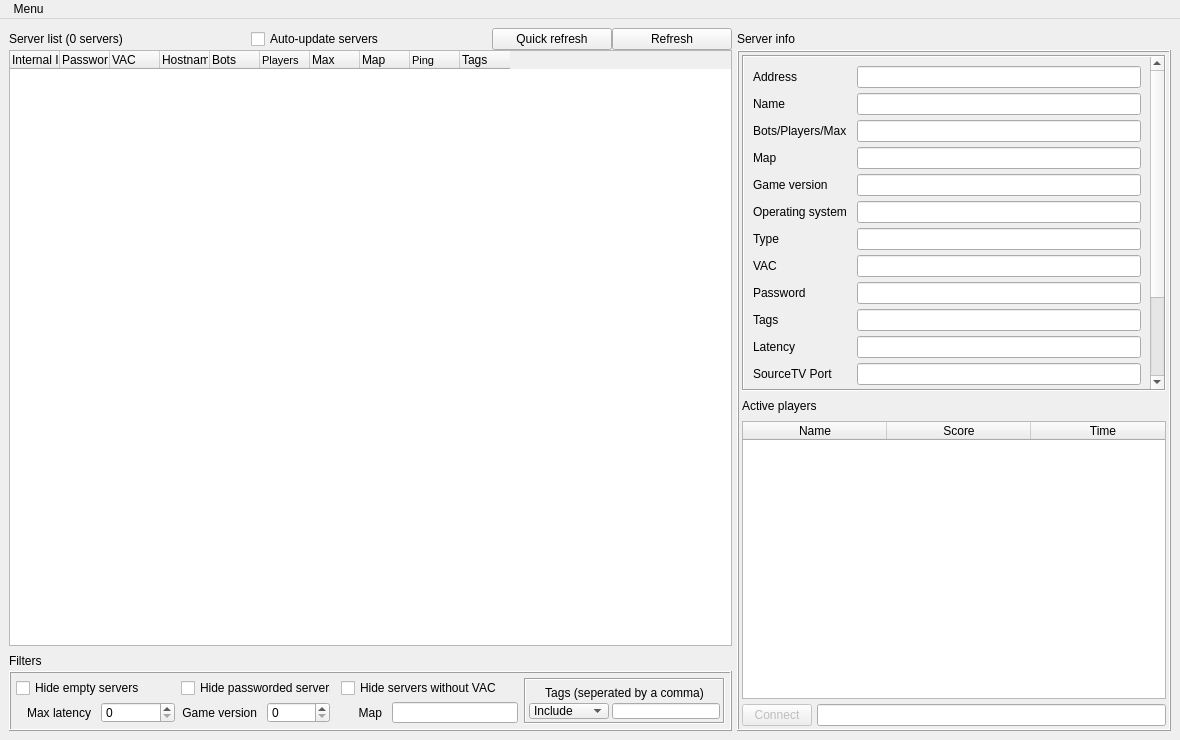
Old version of the form mainwindow.ui in the repository TheRatest/of-server-browser.
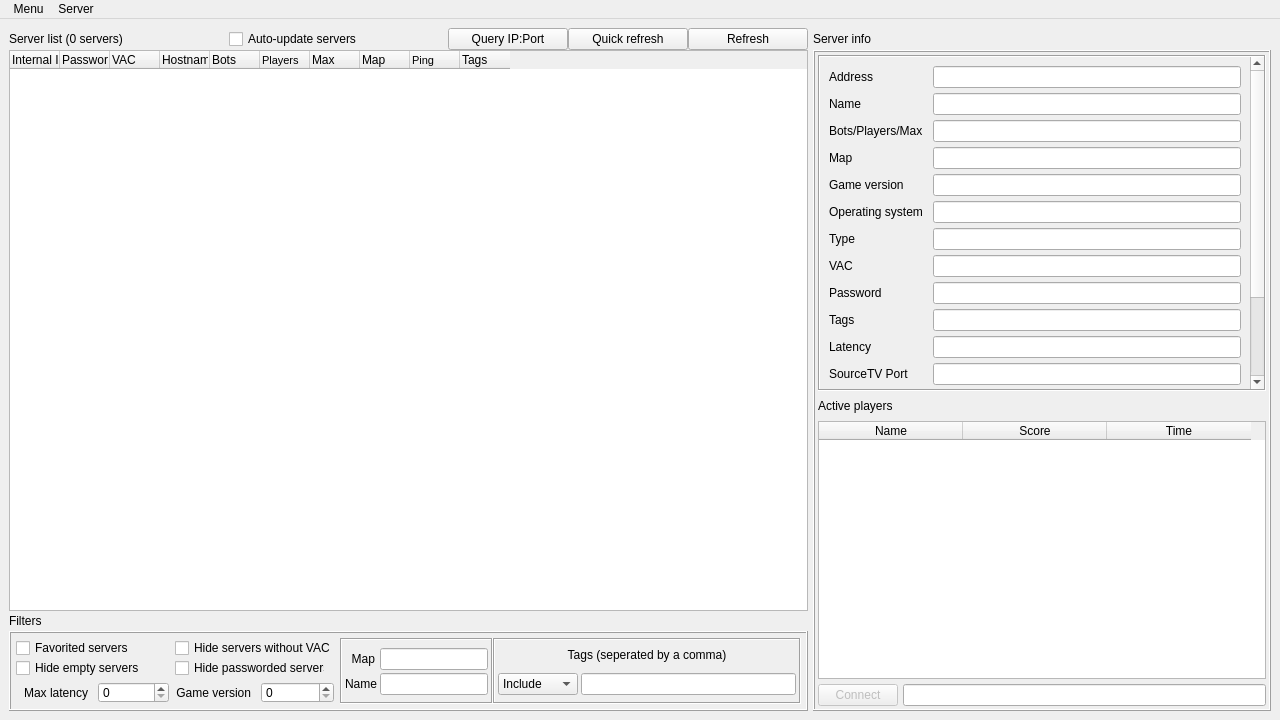
New version of the form. Icons and pictures are not drawn.

```diff
--- a/mainwindow.ui
+++ b/mainwindow.ui
@@ -6,8 +6,8 @@
    <rect>
     <x>0</x>
     <y>0</y>
-    <width>1180</width>
-    <height>740</height>
+    <width>1280</width>
+    <height>720</height>
    </rect>
   </property>
   <property name="sizePolicy">
@@ -63,427 +63,46 @@
    <property name="layoutDirection">
     <enum>Qt::LeftToRight</enum>
    </property>
-   <layout class="QGridLayout" name="gridLayout" rowstretch="1,60,0,1,30" columnstretch="60,0,36">
+   <layout class="QGridLayout" name="gridLayout" rowstretch="1,0,0,0,0" columnstretch="60,0,0,0">
     <property name="sizeConstraint">
      <enum>QLayout::SetDefaultConstraint</enum>
     </property>
     <property name="spacing">
      <number>0</number>
     </property>
-    <item row="4" column="0">
-     <widget class="QFrame" name="frameFilters">
-      <property name="minimumSize">
-       <size>
-        <width>470</width>
-        <height>60</height>
-       </size>
-      </property>
-      <property name="maximumSize">
-       <size>
-        <width>16777215</width>
-        <height>60</height>
-       </size>
-      </property>
-      <property name="frameShape">
-       <enum>QFrame::Box</enum>
-      </property>
-      <property name="frameShadow">
-       <enum>QFrame::Raised</enum>
-      </property>
-      <layout class="QGridLayout" name="gridLayout_3" columnstretch="1,0,0,0,0,0,0,0,0,0">
-       <property name="leftMargin">
-        <number>5</number>
-       </property>
-       <property name="topMargin">
-        <number>5</number>
-       </property>
-       <property name="rightMargin">
-        <number>5</number>
-       </property>
-       <property name="bottomMargin">
-        <number>5</number>
-       </property>
-       <property name="spacing">
-        <number>0</number>
-       </property>
-       <item row="1" column="2">
-        <spacer name="verticalSpacer_2">
-         <property name="locale">
-          <locale language="English" country="UnitedStates"/>
-         </property>
-         <property name="orientation">
-          <enum>Qt::Vertical</enum>
-         </property>
-         <property name="sizeType">
-          <enum>QSizePolicy::Fixed</enum>
-         </property>
-         <property name="sizeHint" stdset="0">
-          <size>
-           <width>10</width>
-           <height>3</height>
-          </size>
-         </property>
-        </spacer>
-       </item>
-       <item row="0" column="2">
-        <widget class="QCheckBox" name="checkHidePassworded">
-         <property name="minimumSize">
-          <size>
-           <width>45</width>
-           <height>20</height>
-          </size>
-         </property>
-         <property name="maximumSize">
-          <size>
-           <width>150</width>
-           <height>16777215</height>
-          </size>
-         </property>
-         <property name="locale">
-          <locale language="English" country="UnitedStates"/>
-         </property>
-         <property name="text">
-          <string>Hide passworded servers</string>
-         </property>
-        </widget>
-       </item>
-       <item row="0" column="0">
-        <widget class="QCheckBox" name="checkHideEmpty">
-         <property name="minimumSize">
-          <size>
-           <width>45</width>
-           <height>20</height>
-          </size>
-         </property>
-         <property name="maximumSize">
-          <size>
-           <width>160</width>
-           <height>16777215</height>
-          </size>
-         </property>
-         <property name="locale">
-          <locale language="English" country="UnitedStates"/>
-         </property>
-         <property name="text">
-          <string>Hide empty servers</string>
-         </property>
-        </widget>
-       </item>
-       <item row="0" column="8" rowspan="3">
-        <spacer name="horizontalSpacer_4">
-         <property name="locale">
-          <locale language="English" country="UnitedStates"/>
-         </property>
-         <property name="orientation">
-          <enum>Qt::Horizontal</enum>
-         </property>
-         <property name="sizeType">
-          <enum>QSizePolicy::Fixed</enum>
-         </property>
-         <property name="sizeHint" stdset="0">
-          <size>
-           <width>5</width>
-           <height>10</height>
-          </size>
-         </property>
-        </spacer>
-       </item>
-       <item row="2" column="0">
-        <layout class="QHBoxLayout" name="horizontalLayout_3">
-         <property name="spacing">
-          <number>10</number>
-         </property>
-         <property name="leftMargin">
-          <number>1</number>
-         </property>
-         <property name="topMargin">
-          <number>1</number>
-         </property>
-         <property name="rightMargin">
-          <number>1</number>
-         </property>
-         <property name="bottomMargin">
-          <number>1</number>
-         </property>
-         <item>
-          <widget class="QLabel" name="labelLatency">
-           <property name="minimumSize">
-            <size>
-             <width>40</width>
-             <height>20</height>
-            </size>
-           </property>
-           <property name="maximumSize">
-            <size>
-             <width>80</width>
-             <height>16777215</height>
-            </size>
-           </property>
-           <property name="locale">
-            <locale language="English" country="UnitedStates"/>
-           </property>
-           <property name="text">
-            <string>Max latency</string>
-           </property>
-           <property name="textFormat">
-            <enum>Qt::AutoText</enum>
-           </property>
-           <property name="scaledContents">
-            <bool>false</bool>
-           </property>
-           <property name="alignment">
-            <set>Qt::AlignRight|Qt::AlignTrailing|Qt::AlignVCenter</set>
-           </property>
-          </widget>
-         </item>
-         <item>
-          <widget class="QSpinBox" name="spinMaxLatency">
-           <property name="locale">
-            <locale language="English" country="UnitedStates"/>
-           </property>
-           <property name="maximum">
-            <number>1000</number>
-           </property>
-           <property name="singleStep">
-            <number>25</number>
-           </property>
-           <property name="value">
-            <number>0</number>
-           </property>
-          </widget>
-         </item>
-        </layout>
-       </item>
-       <item row="0" column="1" rowspan="3">
-        <spacer name="horizontalSpacer_5">
-         <property name="locale">
-          <locale language="English" country="UnitedStates"/>
-         </property>
-         <property name="orientation">
-          <enum>Qt::Horizontal</enum>
-         </property>
-         <property name="sizeType">
-          <enum>QSizePolicy::Fixed</enum>
-         </property>
-         <property name="sizeHint" stdset="0">
-          <size>
-           <width>5</width>
-           <height>20</height>
-          </size>
-         </property>
-        </spacer>
-       </item>
-       <item row="1" column="0">
-        <spacer name="verticalSpacer_3">
-         <property name="locale">
-          <locale language="English" country="UnitedStates"/>
-         </property>
-         <property name="orientation">
-          <enum>Qt::Vertical</enum>
-         </property>
-         <property name="sizeType">
-          <enum>QSizePolicy::Fixed</enum>
-         </property>
-         <property name="sizeHint" stdset="0">
-          <size>
-           <width>10</width>
-           <height>3</height>
-          </size>
-         </property>
-        </spacer>
-       </item>
-       <item row="0" column="6" rowspan="3">
-        <spacer name="horizontalSpacer_2">
-         <property name="locale">
-          <locale language="English" country="UnitedStates"/>
-         </property>
-         <property name="orientation">
-          <enum>Qt::Horizontal</enum>
-         </property>
-         <property name="sizeType">
-          <enum>QSizePolicy::Fixed</enum>
-         </property>
-         <property name="sizeHint" stdset="0">
-          <size>
-           <width>10</width>
-           <height>20</height>
-          </size>
-         </property>
-        </spacer>
-       </item>
-       <item row="2" column="2">
-        <layout class="QHBoxLayout" name="horizontalLayout_2">
-         <property name="spacing">
-          <number>10</number>
-         </property>
-         <property name="leftMargin">
-          <number>1</number>
-         </property>
-         <property name="topMargin">
-          <number>1</number>
-         </property>
-         <property name="rightMargin">
-          <number>1</number>
-         </property>
-         <property name="bottomMargin">
-          <number>1</number>
-         </property>
-         <item>
-          <widget class="QLabel" name="labelLatency_3">
-           <property name="minimumSize">
-            <size>
-             <width>70</width>
-             <height>20</height>
-            </size>
-           </property>
-           <property name="maximumSize">
-            <size>
-             <width>80</width>
-             <height>16777215</height>
-            </size>
-           </property>
-           <property name="locale">
-            <locale language="English" country="UnitedStates"/>
-           </property>
-           <property name="text">
-            <string>Game version</string>
-           </property>
-           <property name="textFormat">
-            <enum>Qt::AutoText</enum>
-           </property>
-           <property name="scaledContents">
-            <bool>false</bool>
-           </property>
-           <property name="alignment">
-            <set>Qt::AlignRight|Qt::AlignTrailing|Qt::AlignVCenter</set>
-           </property>
-          </widget>
-         </item>
-         <item>
-          <widget class="QSpinBox" name="spinGameVersion">
-           <property name="locale">
-            <locale language="English" country="UnitedStates"/>
-           </property>
-          </widget>
-         </item>
-        </layout>
-       </item>
-       <item row="0" column="9" rowspan="3">
-        <widget class="QFrame" name="frameTags">
-         <property name="minimumSize">
-          <size>
-           <width>165</width>
-           <height>42</height>
-          </size>
-         </property>
-         <property name="maximumSize">
-          <size>
-           <width>9999999</width>
-           <height>16777215</height>
-          </size>
-         </property>
-         <property name="locale">
-          <locale language="English" country="UnitedStates"/>
-         </property>
-         <property name="frameShape">
-          <enum>QFrame::Box</enum>
-         </property>
-         <property name="frameShadow">
-          <enum>QFrame::Sunken</enum>
-         </property>
-         <layout class="QGridLayout" name="gridLayout_2" rowminimumheight="20,30" columnminimumwidth="80,100">
-          <property name="leftMargin">
-           <number>3</number>
-          </property>
-          <property name="topMargin">
-           <number>3</number>
-          </property>
-          <property name="rightMargin">
-           <number>3</number>
-          </property>
-          <property name="bottomMargin">
-           <number>3</number>
-          </property>
-          <property name="spacing">
-           <number>3</number>
-          </property>
-          <item row="1" column="1">
-           <widget class="QLineEdit" name="inputTags">
-            <property name="locale">
-             <locale language="English" country="UnitedStates"/>
-            </property>
-           </widget>
-          </item>
-          <item row="1" column="0">
-           <widget class="QComboBox" name="comboTags">
-            <property name="locale">
-             <locale language="English" country="UnitedStates"/>
-            </property>
-            <item>
-             <property name="text">
-              <string>Include</string>
-             </property>
-            </item>
-            <item>
-             <property name="text">
-              <string>Exclude</string>
-             </property>
-            </item>
-           </widget>
-          </item>
           <item row="0" column="0" colspan="2">
-           <widget class="QLabel" name="labelTags">
-            <property name="minimumSize">
-             <size>
-              <width>160</width>
-              <height>20</height>
-             </size>
-            </property>
+     <layout class="QHBoxLayout" name="horizontalLayout">
+      <item>
+       <widget class="QLabel" name="labelServers">
             <property name="locale">
              <locale language="English" country="UnitedStates"/>
             </property>
             <property name="text">
-             <string>Tags (seperated by a comma)</string>
-            </property>
-            <property name="alignment">
-             <set>Qt::AlignCenter</set>
-            </property>
-           </widget>
-          </item>
-         </layout>
-         <zorder>labelTags</zorder>
-         <zorder>inputTags</zorder>
-         <zorder>comboTags</zorder>
-        </widget>
-       </item>
-       <item row="2" column="7">
-        <layout class="QHBoxLayout" name="horizontalLayout_4">
-         <property name="spacing">
-          <number>10</number>
-         </property>
-         <property name="leftMargin">
-          <number>1</number>
-         </property>
-         <property name="topMargin">
-          <number>1</number>
-         </property>
-         <property name="rightMargin">
-          <number>1</number>
-         </property>
-         <property name="bottomMargin">
-          <number>1</number>
-         </property>
+         <string>Server list (0 servers)</string>
+        </property>
+       </widget>
+      </item>
+      <item>
+       <widget class="QCheckBox" name="checkAutoRefresh">
+        <property name="locale">
+         <locale language="English" country="UnitedStates"/>
+        </property>
+        <property name="text">
+         <string>Auto-update servers</string>
+        </property>
+        <property name="checked">
+         <bool>false</bool>
+        </property>
+        <property name="tristate">
+         <bool>false</bool>
+        </property>
+       </widget>
+      </item>
          <item>
-          <widget class="QLabel" name="labelMap">
-           <property name="minimumSize">
-            <size>
-             <width>40</width>
-             <height>0</height>
-            </size>
-           </property>
+       <widget class="QPushButton" name="buttonQueryIP">
            <property name="maximumSize">
             <size>
-             <width>80</width>
+          <width>120</width>
              <height>16777215</height>
             </size>
            </property>
@@ -491,66 +110,92 @@
             <locale language="English" country="UnitedStates"/>
            </property>
            <property name="text">
-            <string>Map</string>
-           </property>
-           <property name="textFormat">
-            <enum>Qt::AutoText</enum>
-           </property>
-           <property name="scaledContents">
-            <bool>false</bool>
-           </property>
-           <property name="alignment">
-            <set>Qt::AlignRight|Qt::AlignTrailing|Qt::AlignVCenter</set>
-           </property>
+         <string>Query IP:Port</string>
+        </property>
+       </widget>
+      </item>
+      <item>
+       <widget class="QPushButton" name="buttonQuickRefresh">
+        <property name="maximumSize">
+         <size>
+          <width>120</width>
+          <height>16777215</height>
+         </size>
+        </property>
+        <property name="toolTip">
+         <string>Updates existing servers' info</string>
+        </property>
+        <property name="locale">
+         <locale language="English" country="UnitedStates"/>
+        </property>
+        <property name="text">
+         <string>Quick refresh</string>
+        </property>
           </widget>
          </item>
          <item>
-          <widget class="QLineEdit" name="inputMap">
-           <property name="minimumSize">
-            <size>
-             <width>60</width>
-             <height>20</height>
-            </size>
+       <widget class="QPushButton" name="buttonRefresh">
+        <property name="enabled">
+         <bool>true</bool>
            </property>
            <property name="maximumSize">
             <size>
-             <width>150</width>
+          <width>120</width>
              <height>16777215</height>
             </size>
            </property>
            <property name="locale">
             <locale language="English" country="UnitedStates"/>
            </property>
+        <property name="text">
+         <string>Refresh</string>
+        </property>
           </widget>
          </item>
         </layout>
        </item>
-       <item row="0" column="7">
-        <widget class="QCheckBox" name="checkHideInsecure">
+    <item row="0" column="3">
+     <widget class="QLabel" name="labelServerInfo">
          <property name="minimumSize">
           <size>
-           <width>45</width>
+        <width>0</width>
            <height>20</height>
           </size>
          </property>
          <property name="maximumSize">
           <size>
-           <width>160</width>
-           <height>16777215</height>
+        <width>16777215</width>
+        <height>20</height>
           </size>
          </property>
          <property name="locale">
           <locale language="English" country="UnitedStates"/>
          </property>
          <property name="text">
-          <string>Hide servers without VAC</string>
+       <string>Server info</string>
          </property>
         </widget>
        </item>
-      </layout>
-     </widget>
+    <item row="1" column="2" rowspan="2">
+     <spacer name="horizontalSpacer">
+      <property name="locale">
+       <locale language="English" country="UnitedStates"/>
+      </property>
+      <property name="orientation">
+       <enum>Qt::Horizontal</enum>
+      </property>
+      <property name="sizeType">
+       <enum>QSizePolicy::Fixed</enum>
+      </property>
+      <property name="sizeHint" stdset="0">
+       <size>
+        <width>5</width>
+        <height>603</height>
+       </size>
+      </property>
+     </spacer>
     </item>
-    <item row="1" column="2" rowspan="4">
+    <item row="1" column="3" rowspan="4">
      <widget class="QFrame" name="frameServerInfo">
       <property name="minimumSize">
        <size>
@@ -714,7 +359,7 @@
            <rect>
             <x>0</x>
             <y>0</y>
-            <width>406</width>
+            <width>416</width>
             <height>477</height>
            </rect>
           </property>
@@ -1160,7 +805,29 @@
       </layout>
      </widget>
     </item>
-    <item row="1" column="0">
+    <item row="3" column="0" colspan="2">
+     <widget class="QLabel" name="labelFilters">
+      <property name="minimumSize">
+       <size>
+        <width>0</width>
+        <height>20</height>
+       </size>
+      </property>
+      <property name="maximumSize">
+       <size>
+        <width>16777215</width>
+        <height>20</height>
+       </size>
+      </property>
+      <property name="locale">
+       <locale language="English" country="UnitedStates"/>
+      </property>
+      <property name="text">
+       <string>Filters</string>
+      </property>
+     </widget>
+    </item>
+    <item row="2" column="0">
      <widget class="QTableWidget" name="tableServers">
       <property name="minimumSize">
        <size>
@@ -1302,8 +969,101 @@
       </column>
      </widget>
     </item>
-    <item row="2" column="0">
-     <spacer name="verticalSpacer">
+    <item row="4" column="0" colspan="2">
+     <widget class="QFrame" name="frameFilters">
+      <property name="minimumSize">
+       <size>
+        <width>470</width>
+        <height>80</height>
+       </size>
+      </property>
+      <property name="maximumSize">
+       <size>
+        <width>16777215</width>
+        <height>80</height>
+       </size>
+      </property>
+      <property name="frameShape">
+       <enum>QFrame::Box</enum>
+      </property>
+      <property name="frameShadow">
+       <enum>QFrame::Raised</enum>
+      </property>
+      <layout class="QGridLayout" name="gridLayout_3" columnstretch="1,0,0,0,0,0,0,0,0,2">
+       <property name="leftMargin">
+        <number>5</number>
+       </property>
+       <property name="topMargin">
+        <number>5</number>
+       </property>
+       <property name="rightMargin">
+        <number>5</number>
+       </property>
+       <property name="bottomMargin">
+        <number>5</number>
+       </property>
+       <property name="spacing">
+        <number>0</number>
+       </property>
+       <item row="3" column="2">
+        <layout class="QHBoxLayout" name="horizontalLayout_2">
+         <property name="spacing">
+          <number>10</number>
+         </property>
+         <property name="leftMargin">
+          <number>1</number>
+         </property>
+         <property name="topMargin">
+          <number>1</number>
+         </property>
+         <property name="rightMargin">
+          <number>1</number>
+         </property>
+         <property name="bottomMargin">
+          <number>1</number>
+         </property>
+         <item>
+          <widget class="QLabel" name="labelLatency_3">
+           <property name="minimumSize">
+            <size>
+             <width>70</width>
+             <height>20</height>
+            </size>
+           </property>
+           <property name="maximumSize">
+            <size>
+             <width>80</width>
+             <height>16777215</height>
+            </size>
+           </property>
+           <property name="locale">
+            <locale language="English" country="UnitedStates"/>
+           </property>
+           <property name="text">
+            <string>Game version</string>
+           </property>
+           <property name="textFormat">
+            <enum>Qt::AutoText</enum>
+           </property>
+           <property name="scaledContents">
+            <bool>false</bool>
+           </property>
+           <property name="alignment">
+            <set>Qt::AlignRight|Qt::AlignTrailing|Qt::AlignVCenter</set>
+           </property>
+          </widget>
+         </item>
+         <item>
+          <widget class="QSpinBox" name="spinGameVersion">
+           <property name="locale">
+            <locale language="English" country="UnitedStates"/>
+           </property>
+          </widget>
+         </item>
+        </layout>
+       </item>
+       <item row="2" column="2">
+        <spacer name="verticalSpacer_2">
       <property name="locale">
        <locale language="English" country="UnitedStates"/>
       </property>
@@ -1316,57 +1076,205 @@
       <property name="sizeHint" stdset="0">
        <size>
         <width>10</width>
-        <height>5</height>
+           <height>3</height>
+          </size>
+         </property>
+        </spacer>
+       </item>
+       <item row="1" column="7" rowspan="3">
+        <spacer name="horizontalSpacer_4">
+         <property name="locale">
+          <locale language="English" country="UnitedStates"/>
+         </property>
+         <property name="orientation">
+          <enum>Qt::Horizontal</enum>
+         </property>
+         <property name="sizeType">
+          <enum>QSizePolicy::Fixed</enum>
+         </property>
+         <property name="sizeHint" stdset="0">
+          <size>
+           <width>5</width>
+           <height>10</height>
        </size>
       </property>
      </spacer>
     </item>
     <item row="3" column="0">
-     <widget class="QLabel" name="labelFilters">
+        <layout class="QHBoxLayout" name="horizontalLayout_3">
+         <property name="spacing">
+          <number>10</number>
+         </property>
+         <property name="leftMargin">
+          <number>1</number>
+         </property>
+         <property name="topMargin">
+          <number>1</number>
+         </property>
+         <property name="rightMargin">
+          <number>1</number>
+         </property>
+         <property name="bottomMargin">
+          <number>1</number>
+         </property>
+         <item>
+          <widget class="QLabel" name="labelLatency">
       <property name="minimumSize">
        <size>
-        <width>0</width>
+             <width>40</width>
         <height>20</height>
        </size>
       </property>
       <property name="maximumSize">
        <size>
-        <width>16777215</width>
+             <width>80</width>
+             <height>16777215</height>
+            </size>
+           </property>
+           <property name="locale">
+            <locale language="English" country="UnitedStates"/>
+           </property>
+           <property name="text">
+            <string>Max latency</string>
+           </property>
+           <property name="textFormat">
+            <enum>Qt::AutoText</enum>
+           </property>
+           <property name="scaledContents">
+            <bool>false</bool>
+           </property>
+           <property name="alignment">
+            <set>Qt::AlignRight|Qt::AlignTrailing|Qt::AlignVCenter</set>
+           </property>
+          </widget>
+         </item>
+         <item>
+          <widget class="QSpinBox" name="spinMaxLatency">
+           <property name="locale">
+            <locale language="English" country="UnitedStates"/>
+           </property>
+           <property name="maximum">
+            <number>1000</number>
+           </property>
+           <property name="singleStep">
+            <number>25</number>
+           </property>
+           <property name="value">
+            <number>0</number>
+           </property>
+          </widget>
+         </item>
+        </layout>
+       </item>
+       <item row="1" column="0">
+        <widget class="QCheckBox" name="checkHideEmpty">
+         <property name="minimumSize">
+          <size>
+           <width>45</width>
         <height>20</height>
        </size>
       </property>
+         <property name="maximumSize">
+          <size>
+           <width>160</width>
+           <height>16777215</height>
+          </size>
+         </property>
       <property name="locale">
        <locale language="English" country="UnitedStates"/>
       </property>
       <property name="text">
-       <string>Filters</string>
+          <string>Hide empty servers</string>
       </property>
      </widget>
     </item>
+       <item row="2" column="0">
+        <spacer name="verticalSpacer_3">
+         <property name="locale">
+          <locale language="English" country="UnitedStates"/>
+         </property>
+         <property name="orientation">
+          <enum>Qt::Vertical</enum>
+         </property>
+         <property name="sizeType">
+          <enum>QSizePolicy::Fixed</enum>
+         </property>
+         <property name="sizeHint" stdset="0">
+          <size>
+           <width>10</width>
+           <height>3</height>
+          </size>
+         </property>
+        </spacer>
+       </item>
     <item row="0" column="2">
-     <widget class="QLabel" name="labelServerInfo">
+        <widget class="QCheckBox" name="checkHideInsecure">
       <property name="minimumSize">
        <size>
-        <width>0</width>
+           <width>45</width>
         <height>20</height>
        </size>
       </property>
       <property name="maximumSize">
        <size>
-        <width>16777215</width>
+           <width>160</width>
+           <height>16777215</height>
+          </size>
+         </property>
+         <property name="locale">
+          <locale language="English" country="UnitedStates"/>
+         </property>
+         <property name="text">
+          <string>Hide servers without VAC</string>
+         </property>
+        </widget>
+       </item>
+       <item row="1" column="2">
+        <widget class="QCheckBox" name="checkHidePassworded">
+         <property name="minimumSize">
+          <size>
+           <width>45</width>
         <height>20</height>
        </size>
       </property>
+         <property name="maximumSize">
+          <size>
+           <width>150</width>
+           <height>16777215</height>
+          </size>
+         </property>
       <property name="locale">
        <locale language="English" country="UnitedStates"/>
       </property>
       <property name="text">
-       <string>Server info</string>
+          <string>Hide passworded servers</string>
       </property>
      </widget>
     </item>
-    <item row="1" column="1" rowspan="2">
-     <spacer name="horizontalSpacer">
+       <item row="0" column="0">
+        <widget class="QCheckBox" name="checkFavoritedOnly">
+         <property name="minimumSize">
+          <size>
+           <width>45</width>
+           <height>20</height>
+          </size>
+         </property>
+         <property name="maximumSize">
+          <size>
+           <width>160</width>
+           <height>16777215</height>
+          </size>
+         </property>
+         <property name="locale">
+          <locale language="English" country="UnitedStates"/>
+         </property>
+         <property name="text">
+          <string>Favorited servers</string>
+         </property>
+        </widget>
+       </item>
+       <item row="1" column="1" rowspan="3">
+        <spacer name="horizontalSpacer_5">
       <property name="locale">
        <locale language="English" country="UnitedStates"/>
       </property>
@@ -1379,66 +1287,242 @@
       <property name="sizeHint" stdset="0">
        <size>
         <width>5</width>
-        <height>603</height>
+           <height>20</height>
        </size>
       </property>
      </spacer>
     </item>
+       <item row="0" column="9" rowspan="4">
+        <widget class="QFrame" name="frameTags">
+         <property name="minimumSize">
+          <size>
+           <width>90</width>
+           <height>45</height>
+          </size>
+         </property>
+         <property name="maximumSize">
+          <size>
+           <width>9999999</width>
+           <height>9999</height>
+          </size>
+         </property>
+         <property name="locale">
+          <locale language="English" country="UnitedStates"/>
+         </property>
+         <property name="frameShape">
+          <enum>QFrame::Box</enum>
+         </property>
+         <property name="frameShadow">
+          <enum>QFrame::Sunken</enum>
+         </property>
+         <layout class="QGridLayout" name="gridLayout_2" rowminimumheight="20,30" columnminimumwidth="80,100">
+          <property name="leftMargin">
+           <number>3</number>
+          </property>
+          <property name="topMargin">
+           <number>3</number>
+          </property>
+          <property name="rightMargin">
+           <number>3</number>
+          </property>
+          <property name="bottomMargin">
+           <number>3</number>
+          </property>
+          <property name="spacing">
+           <number>3</number>
+          </property>
+          <item row="1" column="1">
+           <widget class="QLineEdit" name="inputTags">
+            <property name="maximumSize">
+             <size>
+              <width>16777215</width>
+              <height>22</height>
+             </size>
+            </property>
+            <property name="locale">
+             <locale language="English" country="UnitedStates"/>
+            </property>
+           </widget>
+          </item>
+          <item row="1" column="0">
+           <widget class="QComboBox" name="comboTags">
+            <property name="minimumSize">
+             <size>
+              <width>0</width>
+              <height>18</height>
+             </size>
+            </property>
+            <property name="maximumSize">
+             <size>
+              <width>16777215</width>
+              <height>22</height>
+             </size>
+            </property>
+            <property name="locale">
+             <locale language="English" country="UnitedStates"/>
+            </property>
+            <item>
+             <property name="text">
+              <string>Include</string>
+             </property>
+            </item>
+            <item>
+             <property name="text">
+              <string>Exclude</string>
+             </property>
+            </item>
+           </widget>
+          </item>
+          <item row="0" column="0" colspan="2">
+           <widget class="QLabel" name="labelTags">
+            <property name="minimumSize">
+             <size>
+              <width>160</width>
+              <height>20</height>
+             </size>
+            </property>
+            <property name="locale">
+             <locale language="English" country="UnitedStates"/>
+            </property>
+            <property name="text">
+             <string>Tags (seperated by a comma)</string>
+            </property>
+            <property name="alignment">
+             <set>Qt::AlignCenter</set>
+            </property>
+           </widget>
+          </item>
+         </layout>
+         <zorder>labelTags</zorder>
+         <zorder>inputTags</zorder>
+         <zorder>comboTags</zorder>
+        </widget>
+       </item>
+       <item row="0" column="8" rowspan="4">
+        <widget class="QFrame" name="frameInputFilters">
+         <property name="frameShape">
+          <enum>QFrame::Box</enum>
+         </property>
+         <property name="frameShadow">
+          <enum>QFrame::Sunken</enum>
+         </property>
+         <layout class="QFormLayout" name="formLayout_2">
+          <property name="labelAlignment">
+           <set>Qt::AlignLeading|Qt::AlignLeft|Qt::AlignVCenter</set>
+          </property>
+          <property name="formAlignment">
+           <set>Qt::AlignLeading|Qt::AlignLeft|Qt::AlignVCenter</set>
+          </property>
+          <property name="horizontalSpacing">
+           <number>3</number>
+          </property>
+          <property name="verticalSpacing">
+           <number>3</number>
+          </property>
+          <property name="leftMargin">
+           <number>3</number>
+          </property>
+          <property name="topMargin">
+           <number>3</number>
+          </property>
+          <property name="rightMargin">
+           <number>3</number>
+          </property>
+          <property name="bottomMargin">
+           <number>3</number>
+          </property>
     <item row="0" column="0">
-     <layout class="QHBoxLayout" name="horizontalLayout">
-      <item>
-       <widget class="QLabel" name="labelServers">
-        <property name="locale">
-         <locale language="English" country="UnitedStates"/>
-        </property>
-        <property name="text">
-         <string>Server list (0 servers)</string>
-        </property>
-       </widget>
-      </item>
-      <item>
-       <widget class="QCheckBox" name="checkAutoRefresh">
+           <widget class="QLabel" name="labelMap">
+            <property name="minimumSize">
+             <size>
+              <width>30</width>
+              <height>0</height>
+             </size>
+            </property>
+            <property name="maximumSize">
+             <size>
+              <width>40</width>
+              <height>16777215</height>
+             </size>
+            </property>
         <property name="locale">
          <locale language="English" country="UnitedStates"/>
         </property>
         <property name="text">
-         <string>Auto-update servers</string>
-        </property>
-        <property name="checked">
-         <bool>false</bool>
-        </property>
-        <property name="tristate">
+             <string>Map</string>
+            </property>
+            <property name="textFormat">
+             <enum>Qt::AutoText</enum>
+            </property>
+            <property name="scaledContents">
          <bool>false</bool>
         </property>
-       </widget>
-      </item>
-      <item>
-       <widget class="QPushButton" name="buttonQuickRefresh">
+            <property name="alignment">
+             <set>Qt::AlignRight|Qt::AlignTrailing|Qt::AlignVCenter</set>
+            </property>
+           </widget>
+          </item>
+          <item row="0" column="1">
+           <widget class="QLineEdit" name="inputMap">
+            <property name="minimumSize">
+             <size>
+              <width>60</width>
+              <height>20</height>
+             </size>
+            </property>
         <property name="maximumSize">
          <size>
-          <width>120</width>
+              <width>150</width>
           <height>16777215</height>
          </size>
         </property>
-        <property name="toolTip">
-         <string>Updates existing servers' info</string>
-        </property>
+            <property name="locale">
+             <locale language="English" country="UnitedStates"/>
+            </property>
+           </widget>
+          </item>
+          <item row="1" column="0">
+           <widget class="QLabel" name="labelFilterName">
+            <property name="minimumSize">
+             <size>
+              <width>30</width>
+              <height>0</height>
+             </size>
+            </property>
+            <property name="maximumSize">
+             <size>
+              <width>40</width>
+              <height>16777215</height>
+             </size>
+            </property>
         <property name="locale">
          <locale language="English" country="UnitedStates"/>
         </property>
         <property name="text">
-         <string>Quick refresh</string>
-        </property>
-       </widget>
-      </item>
-      <item>
-       <widget class="QPushButton" name="buttonRefresh">
-        <property name="enabled">
-         <bool>true</bool>
+             <string>Name</string>
+            </property>
+            <property name="textFormat">
+             <enum>Qt::AutoText</enum>
+            </property>
+            <property name="scaledContents">
+             <bool>false</bool>
+            </property>
+            <property name="alignment">
+             <set>Qt::AlignRight|Qt::AlignTrailing|Qt::AlignVCenter</set>
+            </property>
+           </widget>
+          </item>
+          <item row="1" column="1">
+           <widget class="QLineEdit" name="inputFilterName">
+            <property name="minimumSize">
+             <size>
+              <width>60</width>
+              <height>20</height>
+             </size>
         </property>
         <property name="maximumSize">
          <size>
-          <width>120</width>
+              <width>150</width>
           <height>16777215</height>
          </size>
         </property>
@@ -1448,12 +1532,13 @@
         <property name="locale">
          <locale language="English" country="UnitedStates"/>
         </property>
-        <property name="text">
-         <string>Refresh</string>
-        </property>
        </widget>
       </item>
      </layout>
+        </widget>
+       </item>
+      </layout>
+     </widget>
     </item>
    </layout>
   </widget>
@@ -1462,7 +1547,7 @@
     <rect>
      <x>0</x>
      <y>0</y>
-     <width>1180</width>
+     <width>1280</width>
      <height>21</height>
     </rect>
    </property>
@@ -1478,7 +1563,18 @@
     <addaction name="actionReset_config"/>
     <addaction name="actionInfo"/>
    </widget>
+   <widget class="QMenu" name="menuServer">
+    <property name="title">
+     <string>Server</string>
+    </property>
+    <addaction name="actionBookmark_selected_server"/>
+    <addaction name="actionCopy_connect_link_to_clipboard"/>
+    <addaction name="actionRefresh_selected_server"/>
+    <addaction name="actionRefresh_all_servers"/>
+    <addaction name="actionReload_server_list"/>
+   </widget>
    <addaction name="menu_Menu"/>
+   <addaction name="menuServer"/>
   </widget>
   <action name="actionOptions">
    <property name="text">
```
Left out of the diff: 37 changed lines with no effect on the pictures. Lines whose indentation alone changed are shown as unchanged.
